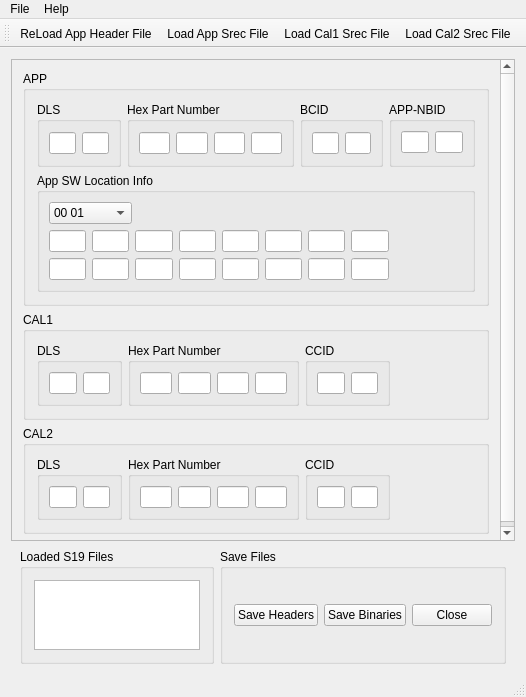
Qt form mainwindow.ui (f0ghua/srTool) before a commit.
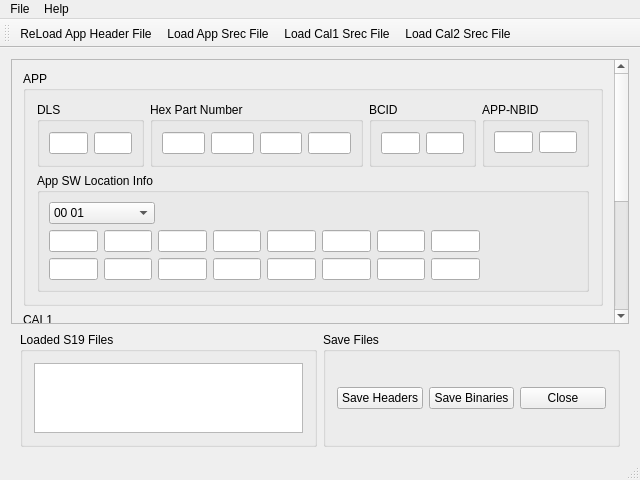
The same form after that commit. Icons and pictures are not drawn.

Diff of the .ui file:
```diff
--- a/mainwindow.ui
+++ b/mainwindow.ui
@@ -6,8 +6,8 @@
    <rect>
     <x>0</x>
     <y>0</y>
-    <width>526</width>
-    <height>697</height>
+    <width>640</width>
+    <height>480</height>
    </rect>
   </property>
   <property name="windowTitle">
@@ -36,8 +36,8 @@
           <rect>
            <x>0</x>
            <y>0</y>
-           <width>502</width>
-           <height>499</height>
+           <width>600</width>
+           <height>434</height>
           </rect>
          </property>
          <layout class="QGridLayout" name="gridLayout">
@@ -913,7 +913,7 @@
     <rect>
      <x>0</x>
      <y>0</y>
-     <width>526</width>
+     <width>640</width>
      <height>17</height>
     </rect>
    </property>
```
